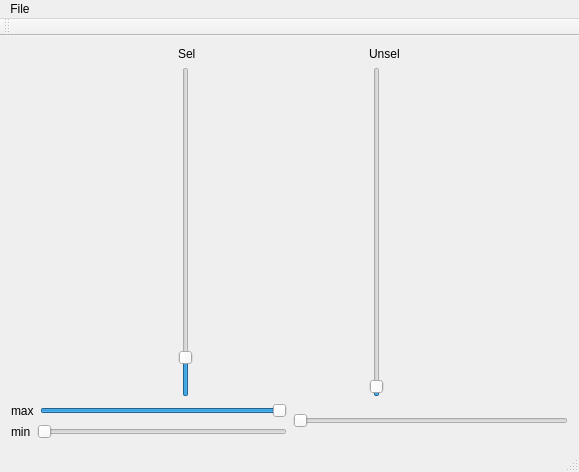
The window that mainwindow.ui (LLNL/MemAxes) describes before a commit, drawn with Qt 5.
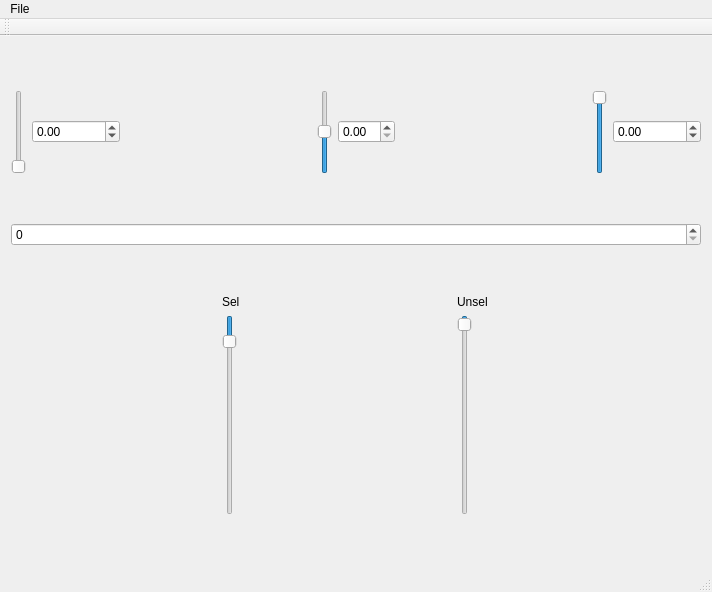
The same window after the commit.

Commit message: selection viz complete, mavericks version working

```diff
--- a/mainwindow.ui
+++ b/mainwindow.ui
@@ -6,8 +6,8 @@
    <rect>
     <x>0</x>
     <y>0</y>
-    <width>579</width>
-    <height>472</height>
+    <width>712</width>
+    <height>592</height>
    </rect>
   </property>
   <property name="windowTitle">
@@ -15,12 +15,136 @@
   </property>
   <widget class="QWidget" name="centralWidget">
    <layout class="QVBoxLayout" name="verticalLayout_2">
+    <item>
+     <layout class="QHBoxLayout" name="horizontalLayout">
+      <item>
+       <widget class="QSlider" name="minAlpha">
+        <property name="sizePolicy">
+         <sizepolicy hsizetype="Fixed" vsizetype="Minimum">
+          <horstretch>0</horstretch>
+          <verstretch>0</verstretch>
+         </sizepolicy>
+        </property>
+        <property name="orientation">
+         <enum>Qt::Vertical</enum>
+        </property>
+       </widget>
+      </item>
+      <item>
+       <widget class="QDoubleSpinBox" name="minVal">
+        <property name="minimum">
+         <double>-999999999.000000000000000</double>
+        </property>
+        <property name="maximum">
+         <double>999999999.000000000000000</double>
+        </property>
+       </widget>
+      </item>
+      <item>
+       <spacer name="horizontalSpacer">
+        <property name="orientation">
+         <enum>Qt::Horizontal</enum>
+        </property>
+        <property name="sizeHint" stdset="0">
+         <size>
+          <width>40</width>
+          <height>20</height>
+         </size>
+        </property>
+       </spacer>
+      </item>
+      <item>
+       <widget class="QSlider" name="midAlpha">
+        <property name="sizePolicy">
+         <sizepolicy hsizetype="Fixed" vsizetype="Minimum">
+          <horstretch>0</horstretch>
+          <verstretch>0</verstretch>
+         </sizepolicy>
+        </property>
+        <property name="value">
+         <number>50</number>
+        </property>
+        <property name="orientation">
+         <enum>Qt::Vertical</enum>
+        </property>
+       </widget>
+      </item>
+      <item>
+       <widget class="QDoubleSpinBox" name="midVal"/>
+      </item>
+      <item>
+       <spacer name="horizontalSpacer_2">
+        <property name="orientation">
+         <enum>Qt::Horizontal</enum>
+        </property>
+        <property name="sizeHint" stdset="0">
+         <size>
+          <width>40</width>
+          <height>20</height>
+         </size>
+        </property>
+       </spacer>
+      </item>
+      <item>
+       <widget class="QSlider" name="maxAlpha">
+        <property name="sizePolicy">
+         <sizepolicy hsizetype="Fixed" vsizetype="Minimum">
+          <horstretch>0</horstretch>
+          <verstretch>0</verstretch>
+         </sizepolicy>
+        </property>
+        <property name="value">
+         <number>99</number>
+        </property>
+        <property name="orientation">
+         <enum>Qt::Vertical</enum>
+        </property>
+       </widget>
+      </item>
+      <item>
+       <widget class="QDoubleSpinBox" name="maxVal">
+        <property name="minimum">
+         <double>-999999999.000000000000000</double>
+        </property>
+        <property name="maximum">
+         <double>999999999.000000000000000</double>
+        </property>
+       </widget>
+      </item>
+     </layout>
+    </item>
+    <item>
+     <layout class="QHBoxLayout" name="midLayout">
+      <item>
+       <layout class="QVBoxLayout" name="volumeVizLayout"/>
+      </item>
+      <item>
+       <layout class="QVBoxLayout" name="selectionLayout">
+        <property name="sizeConstraint">
+         <enum>QLayout::SetDefaultConstraint</enum>
+        </property>
+        <property name="bottomMargin">
+         <number>0</number>
+        </property>
+        <item>
+         <widget class="QSpinBox" name="dimSelector"/>
+        </item>
+       </layout>
+      </item>
+     </layout>
+    </item>
     <item>
      <layout class="QHBoxLayout" name="horizontalLayout_4">
       <item>
        <layout class="QVBoxLayout" name="verticalLayout">
         <item>
          <widget class="QLabel" name="label">
+          <property name="sizePolicy">
+           <sizepolicy hsizetype="Preferred" vsizetype="Fixed">
+            <horstretch>0</horstretch>
+            <verstretch>0</verstretch>
+           </sizepolicy>
+          </property>
           <property name="text">
            <string>Sel</string>
           </property>
@@ -28,6 +152,18 @@
         </item>
         <item>
          <widget class="QSlider" name="selOpacity">
+          <property name="sizePolicy">
+           <sizepolicy hsizetype="Fixed" vsizetype="Expanding">
+            <horstretch>0</horstretch>
+            <verstretch>0</verstretch>
+           </sizepolicy>
+          </property>
+          <property name="maximumSize">
+           <size>
+            <width>16777215</width>
+            <height>200</height>
+           </size>
+          </property>
           <property name="maximum">
            <number>999</number>
           </property>
@@ -40,6 +176,12 @@
           <property name="orientation">
            <enum>Qt::Vertical</enum>
           </property>
+          <property name="invertedAppearance">
+           <bool>true</bool>
+          </property>
+          <property name="invertedControls">
+           <bool>false</bool>
+          </property>
          </widget>
         </item>
        </layout>
@@ -48,6 +190,12 @@
        <layout class="QVBoxLayout" name="verticalLayout_3">
         <item>
          <widget class="QLabel" name="label_2">
+          <property name="sizePolicy">
+           <sizepolicy hsizetype="Preferred" vsizetype="Fixed">
+            <horstretch>0</horstretch>
+            <verstretch>0</verstretch>
+           </sizepolicy>
+          </property>
           <property name="text">
            <string>Unsel</string>
           </property>
@@ -55,6 +203,18 @@
         </item>
         <item>
          <widget class="QSlider" name="unselOpacity">
+          <property name="sizePolicy">
+           <sizepolicy hsizetype="Fixed" vsizetype="Expanding">
+            <horstretch>0</horstretch>
+            <verstretch>0</verstretch>
+           </sizepolicy>
+          </property>
+          <property name="maximumSize">
+           <size>
+            <width>16777215</width>
+            <height>200</height>
+           </size>
+          </property>
           <property name="maximum">
            <number>999</number>
           </property>
@@ -67,6 +227,12 @@
           <property name="orientation">
            <enum>Qt::Vertical</enum>
           </property>
+          <property name="invertedAppearance">
+           <bool>true</bool>
+          </property>
+          <property name="invertedControls">
+           <bool>false</bool>
+          </property>
          </widget>
         </item>
        </layout>
@@ -76,74 +242,6 @@
       </item>
      </layout>
     </item>
-    <item>
-     <layout class="QHBoxLayout" name="rootLayout">
-      <item>
-       <layout class="QVBoxLayout" name="correlMatrixLayout">
-        <item>
-         <layout class="QHBoxLayout" name="horizontalLayout">
-          <item>
-           <widget class="QLabel" name="maxLabel">
-            <property name="text">
-             <string>max</string>
-            </property>
-           </widget>
-          </item>
-          <item>
-           <widget class="QSlider" name="maxSlider">
-            <property name="sliderPosition">
-             <number>99</number>
-            </property>
-            <property name="orientation">
-             <enum>Qt::Horizontal</enum>
-            </property>
-           </widget>
-          </item>
-         </layout>
-        </item>
-        <item>
-         <layout class="QHBoxLayout" name="horizontalLayout_2">
-          <item>
-           <widget class="QLabel" name="minLabel">
-            <property name="text">
-             <string>min</string>
-            </property>
-           </widget>
-          </item>
-          <item>
-           <widget class="QSlider" name="minSlider">
-            <property name="value">
-             <number>0</number>
-            </property>
-            <property name="sliderPosition">
-             <number>0</number>
-            </property>
-            <property name="orientation">
-             <enum>Qt::Horizontal</enum>
-            </property>
-           </widget>
-          </item>
-         </layout>
-        </item>
-       </layout>
-      </item>
-      <item>
-       <layout class="QVBoxLayout" name="scatterPlotLayout">
-        <item>
-         <layout class="QHBoxLayout" name="horizontalLayout_3">
-          <item>
-           <widget class="QSlider" name="horizontalSlider">
-            <property name="orientation">
-             <enum>Qt::Horizontal</enum>
-            </property>
-           </widget>
-          </item>
-         </layout>
-        </item>
-       </layout>
-      </item>
-     </layout>
-    </item>
    </layout>
   </widget>
   <widget class="QMenuBar" name="menuBar">
@@ -151,7 +249,7 @@
     <rect>
      <x>0</x>
      <y>0</y>
-     <width>579</width>
+     <width>712</width>
      <height>22</height>
     </rect>
    </property>
```
The commit also changes 19 other files.
